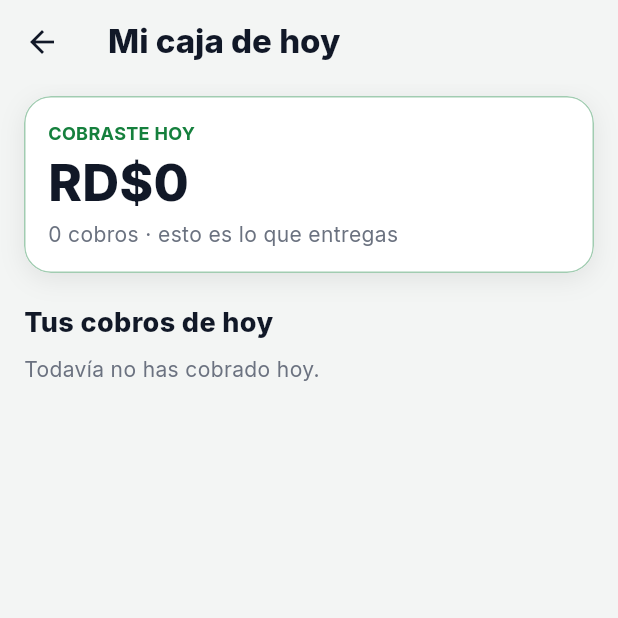
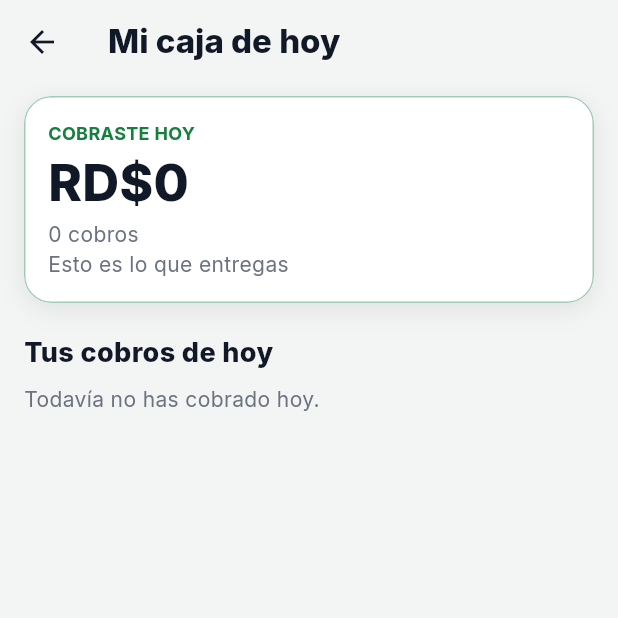
Before and after one commit to Jsantiago28/credisantiago, a Flutter app: the MiCajaCobrador screen opened directly, on a phone screen of 412 x 824 dp, the top half of it. Run offline on Flutter 3.47's test engine with Material 3 defaults, Android fonts, the phone set to English and light mode, and no system bars; our stand-ins replace file_picker, fl_chart, flutter_local_notifications, flutter_map, flutter_secure_storage, geolocator and 10 more; missing offline and left inert: dart:html, dart:js_interop, excel; accounts and stored records are empty; network calls fail.

Commit message:
Cobrador entrega solo el efectivo, réditos al importar, forma de pago en la ruta guardada y plurales bien escritos
Co-Authored-By: Claude Opus 5.5 <noreply@anthropic.com>

```diff
--- a/lib/logic/caja.dart
+++ b/lib/logic/caja.dart
@@ -150,7 +150,7 @@ String resumenCajaTexto(DiaCaja d,
     '',
     for (final c in d.validos)
       '• ${_hora(c.fecha)} ${c.cliente}: ${_rd(c.monto)}${c.esTransferencia ? ' (transferencia)' : ''}',
-    if (d.anulados > 0) '(${d.anulados} cobro(s) anulado(s), no cuentan)',
+    if (d.anulados > 0) d.anulados == 1 ? '(1 cobro anulado, no cuenta)' : '(${d.anulados} cobros anulados, no cuentan)',
     if (conCobradores) ...[
       '',
       'Por cobrador:',
--- a/lib/logic/importar.dart
+++ b/lib/logic/importar.dart
@@ -226,13 +226,15 @@ String? _frecuencia(Object? v) {
 }
 
 /// "Tipo de interés": vacío → fijo (como se presta en la calle); "fijo",
-/// "plano" o "sobre el monto" → fijo; "saldo" o "sobre saldo" → saldo. Null
+/// "plano" o "sobre el monto" → fijo; "saldo" o "sobre saldo" → saldo;
+/// "réditos" → solo réditos. Null
 /// si dice otra cosa.
 TipoInteres? _tipoInteres(Object? v) {
   final t = _clave(_texto(v) ?? '');
   if (t.isEmpty) return TipoInteres.fijo;
   if (t.contains('saldo') || t == 'frances') return TipoInteres.saldo;
   if (t.contains('fijo') || t.contains('plano') || t.contains('monto')) return TipoInteres.fijo;
+  if (t.contains('redito')) return TipoInteres.reditos;
   return null;
 }
 
@@ -311,7 +313,7 @@ TipoInteres? _tipoInteres(Object? v) {
       if (pagado < 0) errores.add('"Ya pagó" no puede ser negativo');
       if (mora != null && mora < 0) errores.add('La mora no puede ser negativa');
       if (gracia != null && gracia < 0) errores.add('Los días de gracia no pueden ser negativos');
-      if (tipo == null) errores.add('Tipo de interés no válido: usa fijo o saldo');
+      if (tipo == null) errores.add('Tipo de interés no válido: usa fijo, saldo o réditos');
 
       if (errores.isEmpty) {
         prestamo = PrestamoImportado(
--- a/lib/screens/admin_screen.dart
+++ b/lib/screens/admin_screen.dart
@@ -525,7 +525,7 @@ class _AdminScreenState extends State<AdminScreen> {
         children: [
           Text('Mensualidades cobradas', style: TextStyle(color: AppColors.grey, fontSize: 13)),
           Text(rd(total), style: const TextStyle(fontSize: 22, fontWeight: FontWeight.w800)),
-          Text('este mes · ${delMes.length} pago(s)',
+          Text('este mes · ${plural(delMes.length, 'pago', 'pagos')}',
               style: TextStyle(color: AppColors.grey, fontSize: 12)),
           const Divider(height: 20),
           for (final pago in _pagos.take(10)) FilaPagoPlan(pago, onBorrar: () => _borrarPago(pago)),
--- a/lib/screens/cobrador_shell.dart
+++ b/lib/screens/cobrador_shell.dart
@@ -177,8 +177,19 @@ class _MiCajaCobradorState extends State<MiCajaCobrador> {
                                     fontWeight: FontWeight.w700)),
                             Text(rd(dia.total),
                                 style: const TextStyle(fontSize: 34, fontWeight: FontWeight.w800)),
-                            Text('${plural(dia.cantidad, 'cobro', 'cobros')} · esto es lo que entregas',
+                            Text(plural(dia.cantidad, 'cobro', 'cobros'),
                                 style: TextStyle(color: AppColors.grey)),
+                            // Las transferencias le llegan al jefe directo:
+                            // el cobrador entrega solo el efectivo.
+                            Text(
+                                dia.transferencia > 0
+                                    ? 'Efectivo para entregar: ${rd(dia.efectivo)} · '
+                                        'transferencias ${rd(dia.transferencia)}'
+                                    : 'Esto es lo que entregas',
+                                style: TextStyle(
+                                    color: AppColors.grey,
+                                    fontWeight:
+                                        dia.transferencia > 0 ? FontWeight.w700 : FontWeight.normal)),
                             if (dia.mora > 0)
                               Text('De eso, mora: ${rd(dia.mora)}',
                                   style: TextStyle(color: AppColors.red, fontSize: 13)),
@@ -186,7 +197,7 @@ class _MiCajaCobradorState extends State<MiCajaCobrador> {
                               const Divider(height: 20),
                               Text(
                                 'Tu jefe recibió ${rd(e.entregado)} · '
-                                '${cuadre(cobrado: dia.total, entregado: e.entregado).texto}',
+                                '${cuadre(cobrado: dia.efectivo, entregado: e.entregado).texto}',
                                 style: const TextStyle(fontWeight: FontWeight.w800),
                               ),
                             ],
--- a/lib/screens/planes_screen.dart
+++ b/lib/screens/planes_screen.dart
@@ -109,7 +109,7 @@ class _TarjetaMiPlanState extends State<TarjetaMiPlan> {
                               color: AppColors.amber, fontSize: 13, fontWeight: FontWeight.w700))
                     else if (dias != null)
                       Text(
-                        dias <= 5 ? 'Vence en $dias día(s)' : 'Vence el ${fechaLarga(e.vence!)}',
+                        dias <= 5 ? 'Vence en ${plural(dias, 'día', 'días')}' : 'Vence el ${fechaLarga(e.vence!)}',
                         style: TextStyle(
                             color: dias <= 5 ? AppColors.amber : AppColors.grey, fontSize: 12),
                       ),
--- a/lib/screens/prestar_screen.dart
+++ b/lib/screens/prestar_screen.dart
@@ -299,7 +299,7 @@ class _PrestarScreenState extends State<PrestarScreen> {
             ),
             if (_mora > 0 && _gracia >= 0 && _plan != null)
               Text(
-                'Si una cuota se atrasa más de $_gracia día(s), se le suma el '
+                'Si una cuota se atrasa más de ${plural(_gracia, 'día', 'días')}, se le suma el '
                 '${_mora.toStringAsFixed(_mora == _mora.roundToDouble() ? 0 : 1)}% '
                 'de lo que falte de ella por cada día '
                 '(RD\$ ${(_plan!.cuota * _mora / 100).round()} diarios sobre una cuota completa).',
--- a/lib/services/sin_conexion.dart
+++ b/lib/services/sin_conexion.dart
@@ -401,7 +401,7 @@ Map<String, dynamic> rutaAFila(PrestamoConDatos d) => {
             'descuento': p.descuento,
             'anulado': p.anulado,
             'cobrador_id': p.cobradorId,
-            if (p.importado) 'metodo': 'importado',
+            'metodo': p.importado ? 'importado' : p.metodo,
           },
       ],
     };
--- a/lib/services/supabase_service.dart
+++ b/lib/services/supabase_service.dart
@@ -1096,7 +1096,7 @@ class SupabaseService {
     final pagos =
         calc.pagosValidos(await obtenerPagos(prestamo['id'])).where((p) => !p.esMarcaImportacion);
     if (pagos.isNotEmpty) {
-      throw StateError('Tiene ${pagos.length} cobro(s). Anúlalos primero.');
+      throw StateError(pagos.length == 1 ? 'Tiene 1 cobro. Anúlalo primero.' : 'Tiene ${pagos.length} cobros. Anúlalos primero.');
     }
     await client.from('prestamos').update({'estado': 'cancelado'}).eq('id', prestamo['id']);
   }
--- a/lib/widgets/elegir_foto.dart
+++ b/lib/widgets/elegir_foto.dart
@@ -87,7 +87,7 @@ Future<List<Uint8List>> elegirVariasFotos(BuildContext context, {required int ma
     }
     if (pesadas > 0) {
       mensajero.showSnackBar(SnackBar(
-          content: Text('$pesadas foto(s) pesan más de 10MB y no se agregaron.')));
+          content: Text(pesadas == 1 ? '1 foto pesa más de 10MB y no se agregó.' : '$pesadas fotos pesan más de 10MB y no se agregaron.')));
     }
     return bytes;
   } catch (e, pila) {
```
Also changed, not shown: lib/screens/caja_screen.dart (+4 -4 lines), lib/screens/cobradores_screen.dart (+5 -5 lines), lib/screens/importar_screen.dart (+5 -4 lines), 3 other files.
